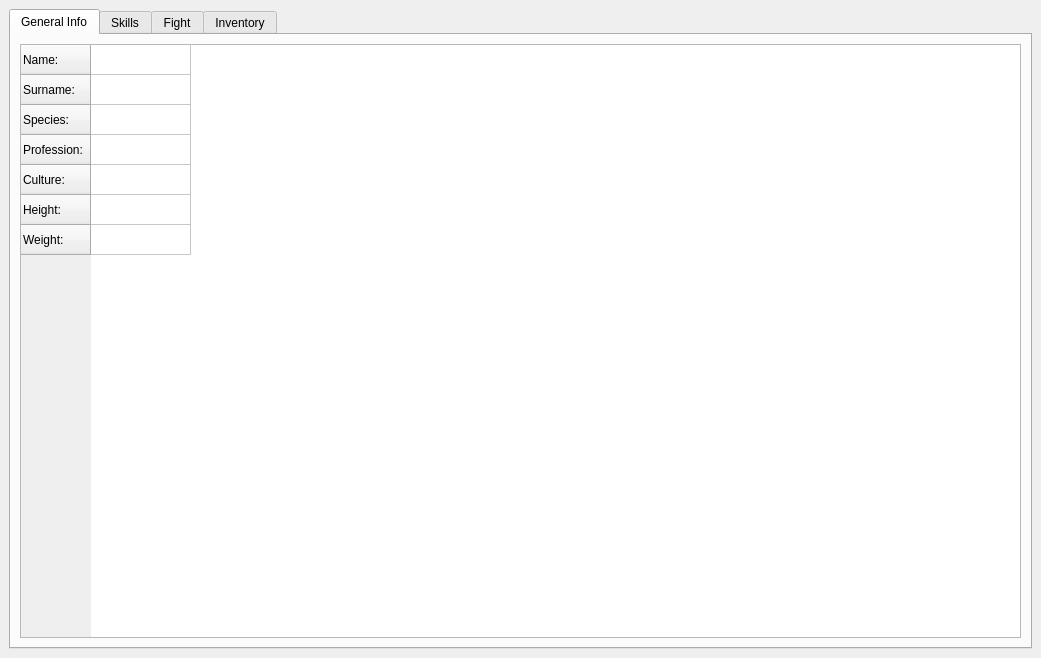
PhilInTheGaps/GM-Companion, file C++Project/GM-Companion/characterpage.ui: the form before one commit.
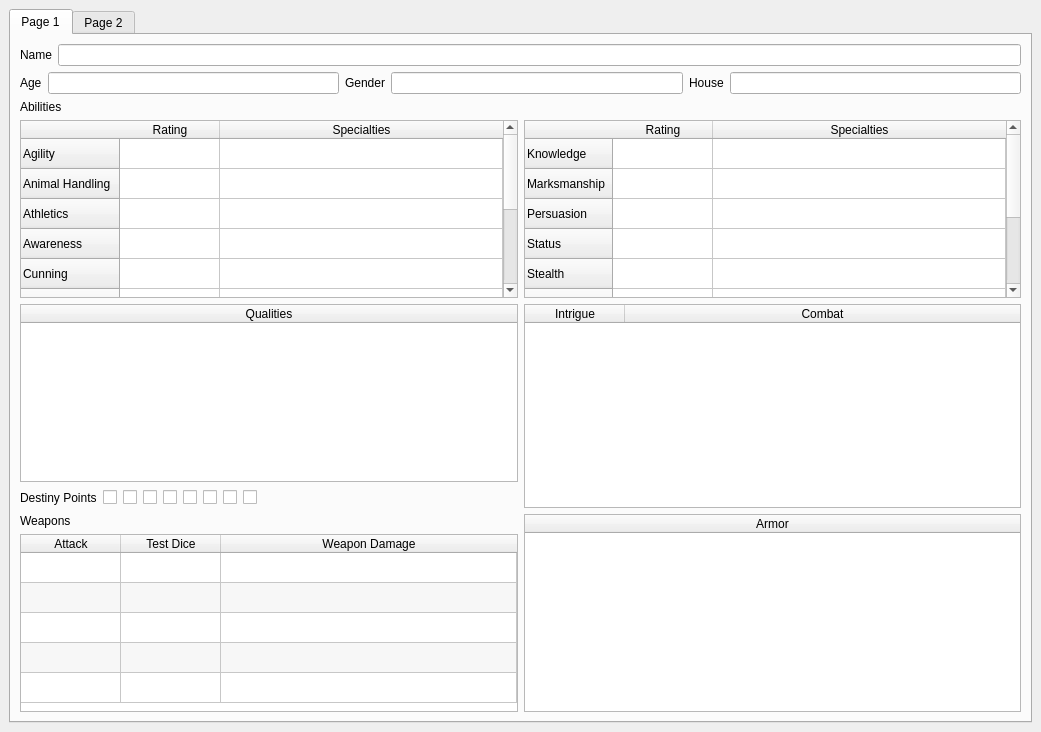
The form after the commit. The open tabs and pages were chosen to show the change.

Diff of the .ui file:
```diff
--- a/C++Project/GM-Companion/characterpage.ui
+++ b/C++Project/GM-Companion/characterpage.ui
@@ -7,7 +7,7 @@
     <x>0</x>
     <y>0</y>
     <width>1041</width>
-    <height>658</height>
+    <height>732</height>
    </rect>
   </property>
   <property name="windowTitle">
@@ -2728,6 +2728,659 @@
     </item>
    </layout>
   </widget>
+  <widget class="QWidget" name="pageSIFRP">
+   <layout class="QVBoxLayout" name="verticalLayout_31">
+    <item>
+     <widget class="QTabWidget" name="tabWidget_3">
+      <property name="currentIndex">
+       <number>0</number>
+      </property>
+      <widget class="QWidget" name="tab">
+       <attribute name="title">
+        <string>Page 1</string>
+       </attribute>
+       <layout class="QVBoxLayout" name="verticalLayout_34">
+        <item>
+         <layout class="QHBoxLayout" name="horizontalLayout_16">
+          <item>
+           <widget class="QLabel" name="label_31">
+            <property name="text">
+             <string>Name</string>
+            </property>
+           </widget>
+          </item>
+          <item>
+           <widget class="QLineEdit" name="nameLineEdit_sifrp"/>
+          </item>
+         </layout>
+        </item>
+        <item>
+         <layout class="QHBoxLayout" name="horizontalLayout_17">
+          <item>
+           <widget class="QLabel" name="label_34">
+            <property name="text">
+             <string>Age</string>
+            </property>
+           </widget>
+          </item>
+          <item>
+           <widget class="QLineEdit" name="ageLineEdit_sifrp"/>
+          </item>
+          <item>
+           <widget class="QLabel" name="label_33">
+            <property name="text">
+             <string>Gender</string>
+            </property>
+           </widget>
+          </item>
+          <item>
+           <widget class="QLineEdit" name="genderLineEdit_sifrp"/>
+          </item>
+          <item>
+           <widget class="QLabel" name="label_32">
+            <property name="text">
+             <string>House</string>
+            </property>
+           </widget>
+          </item>
+          <item>
+           <widget class="QLineEdit" name="houseLineEdit_sifrp"/>
+          </item>
+         </layout>
+        </item>
+        <item>
+         <widget class="QLabel" name="label_35">
+          <property name="text">
+           <string>Abilities</string>
+          </property>
+         </widget>
+        </item>
+        <item>
+         <layout class="QHBoxLayout" name="horizontalLayout_18">
+          <item>
+           <widget class="QTableWidget" name="abilitiesTable1_sifrp">
+            <attribute name="horizontalHeaderStretchLastSection">
+             <bool>true</bool>
+            </attribute>
+            <row>
+             <property name="text">
+              <string>Agility</string>
+             </property>
+            </row>
+            <row>
+             <property name="text">
+              <string>Animal Handling</string>
+             </property>
+            </row>
+            <row>
+             <property name="text">
+              <string>Athletics</string>
+             </property>
+            </row>
+            <row>
+             <property name="text">
+              <string>Awareness</string>
+             </property>
+            </row>
+            <row>
+             <property name="text">
+              <string>Cunning</string>
+             </property>
+            </row>
+            <row>
+             <property name="text">
+              <string>Deception</string>
+             </property>
+            </row>
+            <row>
+             <property name="text">
+              <string>Endurance</string>
+             </property>
+            </row>
+            <row>
+             <property name="text">
+              <string>Fighting</string>
+             </property>
+            </row>
+            <row>
+             <property name="text">
+              <string>Healing</string>
+             </property>
+            </row>
+            <row>
+             <property name="text">
+              <string>Language</string>
+             </property>
+            </row>
+            <column>
+             <property name="text">
+              <string>Rating</string>
+             </property>
+            </column>
+            <column>
+             <property name="text">
+              <string>Specialties</string>
+             </property>
+            </column>
+           </widget>
+          </item>
+          <item>
+           <widget class="QTableWidget" name="abilitiesTable2_sifrp">
+            <attribute name="horizontalHeaderStretchLastSection">
+             <bool>true</bool>
+            </attribute>
+            <row>
+             <property name="text">
+              <string>Knowledge</string>
+             </property>
+            </row>
+            <row>
+             <property name="text">
+              <string>Marksmanship</string>
+             </property>
+            </row>
+            <row>
+             <property name="text">
+              <string>Persuasion</string>
+             </property>
+            </row>
+            <row>
+             <property name="text">
+              <string>Status</string>
+             </property>
+            </row>
+            <row>
+             <property name="text">
+              <string>Stealth</string>
+             </property>
+            </row>
+            <row>
+             <property name="text">
+              <string>Survival</string>
+             </property>
+            </row>
+            <row>
+             <property name="text">
+              <string>Thievery</string>
+             </property>
+            </row>
+            <row>
+             <property name="text">
+              <string>Warfare</string>
+             </property>
+            </row>
+            <row>
+             <property name="text">
+              <string>Will</string>
+             </property>
+            </row>
+            <column>
+             <property name="text">
+              <string>Rating</string>
+             </property>
+            </column>
+            <column>
+             <property name="text">
+              <string>Specialties</string>
+             </property>
+            </column>
+           </widget>
+          </item>
+         </layout>
+        </item>
+        <item>
+         <layout class="QHBoxLayout" name="horizontalLayout_19">
+          <item>
+           <layout class="QVBoxLayout" name="verticalLayout_32">
+            <item>
+             <widget class="QTableWidget" name="qualitiesTable_sifrp">
+              <attribute name="horizontalHeaderStretchLastSection">
+               <bool>true</bool>
+              </attribute>
+              <attribute name="verticalHeaderVisible">
+               <bool>false</bool>
+              </attribute>
+              <column>
+               <property name="text">
+                <string>Qualities</string>
+               </property>
+              </column>
+             </widget>
+            </item>
+            <item>
+             <layout class="QHBoxLayout" name="horizontalLayout_21">
+              <item>
+               <widget class="QLabel" name="label_36">
+                <property name="text">
+                 <string>Destiny Points</string>
+                </property>
+               </widget>
+              </item>
+              <item>
+               <widget class="QCheckBox" name="dest1_sifrp">
+                <property name="text">
+                 <string/>
+                </property>
+               </widget>
+              </item>
+              <item>
+               <widget class="QCheckBox" name="dest2_sifrp">
+                <property name="text">
+                 <string/>
+                </property>
+               </widget>
+              </item>
+              <item>
+               <widget class="QCheckBox" name="dest3_sifrp">
+                <property name="text">
+                 <string/>
+                </property>
+               </widget>
+              </item>
+              <item>
+               <widget class="QCheckBox" name="dest4_sifrp">
+                <property name="text">
+                 <string/>
+                </property>
+               </widget>
+              </item>
+              <item>
+               <widget class="QCheckBox" name="dest5_sifrp">
+                <property name="text">
+                 <string/>
+                </property>
+               </widget>
+              </item>
+              <item>
+               <widget class="QCheckBox" name="dest6_sifrp">
+                <property name="text">
+                 <string/>
+                </property>
+               </widget>
+              </item>
+              <item>
+               <widget class="QCheckBox" name="dest7_sifrp">
+                <property name="text">
+                 <string/>
+                </property>
+               </widget>
+              </item>
+              <item>
+               <widget class="QCheckBox" name="dest8_sifrp">
+                <property name="text">
+                 <string/>
+                </property>
+               </widget>
+              </item>
+              <item>
+               <spacer name="horizontalSpacer_2">
+                <property name="orientation">
+                 <enum>Qt::Horizontal</enum>
+                </property>
+                <property name="sizeHint" stdset="0">
+                 <size>
+                  <width>40</width>
+                  <height>20</height>
+                 </size>
+                </property>
+               </spacer>
+              </item>
+             </layout>
+            </item>
+           </layout>
+          </item>
+          <item>
+           <widget class="QTableWidget" name="intrigueCombatTable_sifrp">
+            <attribute name="horizontalHeaderStretchLastSection">
+             <bool>true</bool>
+            </attribute>
+            <attribute name="verticalHeaderVisible">
+             <bool>false</bool>
+            </attribute>
+            <column>
+             <property name="text">
+              <string>Intrigue</string>
+             </property>
+            </column>
+            <column>
+             <property name="text">
+              <string>Combat</string>
+             </property>
+            </column>
+           </widget>
+          </item>
+         </layout>
+        </item>
+        <item>
+         <layout class="QHBoxLayout" name="horizontalLayout_22">
+          <item>
+           <layout class="QVBoxLayout" name="verticalLayout_33">
+            <item>
+             <widget class="QLabel" name="label_37">
+              <property name="text">
+               <string>Weapons</string>
+              </property>
+             </widget>
+            </item>
+            <item>
+             <widget class="QTableWidget" name="weaponsTable_sifrp">
+              <property name="alternatingRowColors">
+               <bool>true</bool>
+              </property>
+              <attribute name="horizontalHeaderStretchLastSection">
+               <bool>true</bool>
+              </attribute>
+              <attribute name="verticalHeaderVisible">
+               <bool>false</bool>
+              </attribute>
+              <row>
+               <property name="text">
+                <string/>
+               </property>
+              </row>
+              <row>
+               <property name="text">
+                <string/>
+               </property>
+              </row>
+              <row>
+               <property name="text">
+                <string/>
+               </property>
+              </row>
+              <row>
+               <property name="text">
+                <string/>
+               </property>
+              </row>
+              <row>
+               <property name="text">
+                <string/>
+               </property>
+              </row>
+              <column>
+               <property name="text">
+                <string>Attack</string>
+               </property>
+              </column>
+              <column>
+               <property name="text">
+                <string>Test Dice</string>
+               </property>
+              </column>
+              <column>
+               <property name="text">
+                <string>Weapon Damage</string>
+               </property>
+              </column>
+             </widget>
+            </item>
+           </layout>
+          </item>
+          <item>
+           <widget class="QTableWidget" name="armorTable_sifrp">
+            <attribute name="horizontalHeaderStretchLastSection">
+             <bool>true</bool>
+            </attribute>
+            <attribute name="verticalHeaderVisible">
+             <bool>false</bool>
+            </attribute>
+            <column>
+             <property name="text">
+              <string>Armor</string>
+             </property>
+            </column>
+           </widget>
+          </item>
+         </layout>
+        </item>
+       </layout>
+      </widget>
+      <widget class="QWidget" name="tab_2">
+       <attribute name="title">
+        <string>Page 2</string>
+       </attribute>
+       <layout class="QVBoxLayout" name="verticalLayout_37">
+        <item>
+         <layout class="QHBoxLayout" name="horizontalLayout_23">
+          <item>
+           <layout class="QVBoxLayout" name="verticalLayout_36">
+            <item>
+             <widget class="QTableWidget" name="woundsTable_sifrp">
+              <property name="alternatingRowColors">
+               <bool>true</bool>
+              </property>
+              <attribute name="horizontalHeaderStretchLastSection">
+               <bool>true</bool>
+              </attribute>
+              <attribute name="verticalHeaderVisible">
+               <bool>false</bool>
+              </attribute>
+              <row>
+               <property name="text">
+                <string>1</string>
+               </property>
+              </row>
+              <row>
+               <property name="text">
+                <string>2</string>
+               </property>
+              </row>
+              <row>
+               <property name="text">
+                <string>3</string>
+               </property>
+              </row>
+              <row>
+               <property name="text">
+                <string>4</string>
+               </property>
+              </row>
+              <column>
+               <property name="text">
+                <string>Wounds</string>
+               </property>
+              </column>
+             </widget>
+            </item>
+            <item>
+             <widget class="QTableWidget" name="equipmentTable_sifrp">
+              <property name="alternatingRowColors">
+               <bool>true</bool>
+              </property>
+              <attribute name="horizontalHeaderStretchLastSection">
+               <bool>true</bool>
+              </attribute>
+              <attribute name="verticalHeaderVisible">
+               <bool>false</bool>
+              </attribute>
+              <column>
+               <property name="text">
+                <string>Equipment</string>
+               </property>
+              </column>
+             </widget>
+            </item>
+           </layout>
+          </item>
+          <item>
+           <layout class="QVBoxLayout" name="verticalLayout_35">
+            <item>
+             <widget class="QLabel" name="label_38">
+              <property name="text">
+               <string>Appearance</string>
+              </property>
+             </widget>
+            </item>
+            <item>
+             <widget class="QTableWidget" name="apperaranceTable_sifrp">
+              <attribute name="horizontalHeaderVisible">
+               <bool>false</bool>
+              </attribute>
+              <attribute name="horizontalHeaderStretchLastSection">
+               <bool>false</bool>
+              </attribute>
+              <attribute name="verticalHeaderVisible">
+               <bool>false</bool>
+              </attribute>
+              <row>
+               <property name="text">
+                <string>1</string>
+               </property>
+              </row>
+              <row>
+               <property name="text">
+                <string>2</string>
+               </property>
+              </row>
+              <column>
+               <property name="text">
+                <string>1</string>
+               </property>
+              </column>
+              <column>
+               <property name="text">
+                <string>2</string>
+               </property>
+              </column>
+              <column>
+               <property name="text">
+                <string>3</string>
+               </property>
+              </column>
+              <column>
+               <property name="text">
+                <string>4</string>
+               </property>
+              </column>
+             </widget>
+            </item>
+            <item>
+             <widget class="QLabel" name="label_39">
+              <property name="text">
+               <string>Mannerisms</string>
+              </property>
+             </widget>
+            </item>
+            <item>
+             <widget class="QTextEdit" name="mannerismsTextEdit_sifrp"/>
+            </item>
+            <item>
+             <widget class="QLabel" name="label_40">
+              <property name="text">
+               <string>Distinguishing Features</string>
+              </property>
+             </widget>
+            </item>
+            <item>
+             <widget class="QTextEdit" name="distFeaturesTextEdit_sifrp"/>
+            </item>
+            <item>
+             <widget class="QLabel" name="label_41">
+              <property name="text">
+               <string>Retainers</string>
+              </property>
+             </widget>
+            </item>
+            <item>
+             <widget class="QTextEdit" name="retainersTextEdit_sifrp"/>
+            </item>
+           </layout>
+          </item>
+         </layout>
+        </item>
+        <item>
+         <widget class="QLabel" name="label_42">
+          <property name="text">
+           <string>Personal History</string>
+          </property>
+         </widget>
+        </item>
+        <item>
+         <widget class="QTextEdit" name="personalHistoryTextEdit_sifrp"/>
+        </item>
+        <item>
+         <layout class="QHBoxLayout" name="horizontalLayout_24">
+          <item>
+           <layout class="QVBoxLayout" name="verticalLayout_40">
+            <item>
+             <widget class="QLabel" name="label_45">
+              <property name="text">
+               <string>Allies</string>
+              </property>
+             </widget>
+            </item>
+            <item>
+             <widget class="QTextEdit" name="alliesTextEdit_sifrp"/>
+            </item>
+            <item>
+             <widget class="QLabel" name="label_46">
+              <property name="text">
+               <string>Heraldry</string>
+              </property>
+             </widget>
+            </item>
+            <item>
+             <widget class="QTextEdit" name="heraldryTextEdit_sifrp"/>
+            </item>
+           </layout>
+          </item>
+          <item>
+           <layout class="QVBoxLayout" name="verticalLayout_39">
+            <item>
+             <widget class="QLabel" name="label_44">
+              <property name="text">
+               <string>Enemies</string>
+              </property>
+             </widget>
+            </item>
+            <item>
+             <widget class="QTextEdit" name="enemiesTextEdit_sifrp"/>
+            </item>
+            <item>
+             <widget class="QLabel" name="label_47">
+              <property name="text">
+               <string>Portrait</string>
+              </property>
+             </widget>
+            </item>
+            <item>
+             <widget class="QTextEdit" name="portraitTextEdit_sifrp"/>
+            </item>
+           </layout>
+          </item>
+          <item>
+           <layout class="QVBoxLayout" name="verticalLayout_38">
+            <item>
+             <widget class="QLabel" name="label_43">
+              <property name="text">
+               <string>Oaths</string>
+              </property>
+             </widget>
+            </item>
+            <item>
+             <widget class="QTextEdit" name="oathsTextEdit_sifrp"/>
+            </item>
+            <item>
+             <widget class="QLabel" name="label_48">
+              <property name="text">
+               <string>Motto</string>
+              </property>
+             </widget>
+            </item>
+            <item>
+             <widget class="QTextEdit" name="mottoTextEdit_sifrp"/>
+            </item>
+           </layout>
+          </item>
+         </layout>
+        </item>
+       </layout>
+      </widget>
+     </widget>
+    </item>
+   </layout>
+  </widget>
  </widget>
  <resources/>
  <connections/>
```
